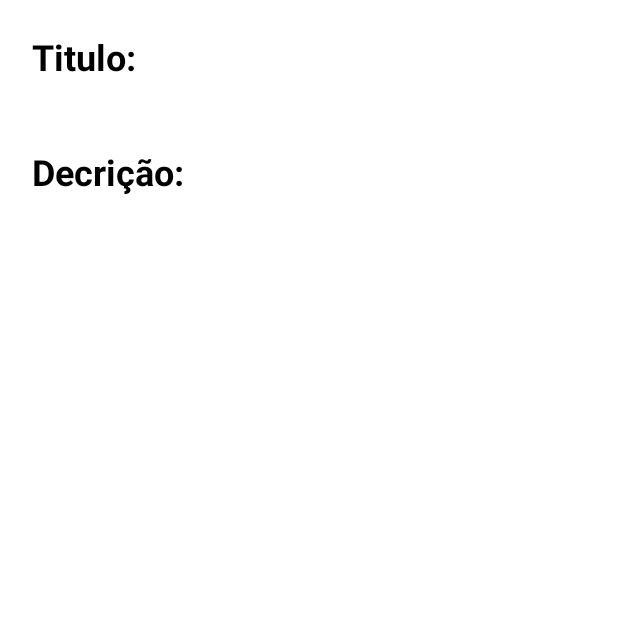
After one commit to lcarlosilva/NyBook, an Android app: the BookDetailsActivity screen opened directly, with no data from a screen before it, on a phone screen of 412 x 824 dp, the top half of it. The commit adds this screen. Run offline under Robolectric (Android 15) with nearby library versions, the phone set to English and light mode, and no system bars.

Commit message:
activity de detalhes

```diff
--- a/app/build.gradle
+++ b/app/build.gradle
@@ -26,8 +26,8 @@ android {
 
 }
 
-ext{
-    square_version="2.6.0"
+ext {
+    square_version = "2.6.0"
 }
 
 dependencies {
--- a/app/src/main/AndroidManifest.xml
+++ b/app/src/main/AndroidManifest.xml
@@ -2,7 +2,7 @@
 <manifest xmlns:android="http://schemas.android.com/apk/res/android"
     package="com.example.nybooks">
 
-    <uses-permission android:name="android.permission.INTERNET"/>
+    <uses-permission android:name="android.permission.INTERNET" />
 
     <application
         android:allowBackup="true"
@@ -11,9 +11,11 @@
         android:roundIcon="@mipmap/ic_launcher_round"
         android:supportsRtl="true"
         android:theme="@style/AppTheme">
+        <activity android:name=".presetation.details.BookDetailsActivity"></activity>
         <activity android:name=".presetation.books.BooksActivity">
             <intent-filter>
                 <action android:name="android.intent.action.MAIN" />
+
                 <category android:name="android.intent.category.LAUNCHER" />
             </intent-filter>
         </activity>
--- a/app/src/main/java/com/example/nybooks/data/model/Book.kt
+++ b/app/src/main/java/com/example/nybooks/data/model/Book.kt
@@ -2,6 +2,6 @@ package com.example.nybooks.data.model
 
 data class Book(
     val title: String,
-    val author: String
-//    val description: String
+    val author: String,
+    val description: String
 )
--- a/app/src/main/java/com/example/nybooks/presetation/books/BooksActivity.kt
+++ b/app/src/main/java/com/example/nybooks/presetation/books/BooksActivity.kt
@@ -7,6 +7,7 @@ import androidx.lifecycle.ViewModelProviders
 import androidx.recyclerview.widget.LinearLayoutManager
 import androidx.recyclerview.widget.RecyclerView
 import com.example.nybooks.R
+import com.example.nybooks.presetation.details.BookDetailsActivity
 import kotlinx.android.synthetic.main.activity_books.*
 
 class BooksActivity : AppCompatActivity() {
@@ -24,7 +25,10 @@ class BooksActivity : AppCompatActivity() {
                 with(recyclerBooks) {
                     layoutManager = LinearLayoutManager(this@BooksActivity, RecyclerView.VERTICAL, false)
                     setHasFixedSize(true)
-                    adapter = BooksAdapter(books)
+                    adapter = BooksAdapter(books) {book ->
+                        val intent = BookDetailsActivity.getIntent(this@BooksActivity, book.title,book.description)
+                        this@BooksActivity.startActivity(intent)
+                    }
                 }
             }
         })
--- a/app/src/main/java/com/example/nybooks/presetation/books/BooksAdapter.kt
+++ b/app/src/main/java/com/example/nybooks/presetation/books/BooksAdapter.kt
@@ -8,11 +8,14 @@ import com.example.nybooks.R
 import com.example.nybooks.data.model.Book
 import kotlinx.android.synthetic.main.item_book.view.*
 
-class BooksAdapter(val books: List<Book>) : RecyclerView.Adapter<BooksAdapter.BooksViewHolder>() {
+class BooksAdapter(
+    val books: List<Book>,
+    val onItemClickListener: ((book: Book) -> Unit)
+) : RecyclerView.Adapter<BooksAdapter.BooksViewHolder>() {
 
     override fun onCreateViewHolder(parent: ViewGroup, viewType: Int): BooksViewHolder {
         val itemView = LayoutInflater.from(parent.context).inflate(R.layout.item_book, parent, false)
-        return BooksViewHolder(itemView)
+        return BooksViewHolder(itemView, onItemClickListener)
     }
 
     override fun getItemCount() = books.count()
@@ -21,7 +24,7 @@ class BooksAdapter(val books: List<Book>) : RecyclerView.Adapter<BooksAdapter.Bo
         viewHolder.bindView(books[position])
     }
 
-    class BooksViewHolder(itemView: View) : RecyclerView.ViewHolder(itemView) {
+    class BooksViewHolder(itemView: View, val onItemClickListener: ((book: Book) -> Unit)) : RecyclerView.ViewHolder(itemView) {
 
         private val title = itemView.textTitle
         private val author = itemView.textAuthor
@@ -29,6 +32,10 @@ class BooksAdapter(val books: List<Book>) : RecyclerView.Adapter<BooksAdapter.Bo
         fun bindView(book: Book) {
             title.text = book.title
             author.text = book.author
+
+            itemView.setOnClickListener {
+                onItemClickListener.invoke(book)
+            }
         }
     }
 }
--- a/app/src/main/java/com/example/nybooks/presetation/books/BooksViewModel.kt
+++ b/app/src/main/java/com/example/nybooks/presetation/books/BooksViewModel.kt
@@ -23,8 +23,8 @@ class BooksViewModel : ViewModel() {
                         for (result in bookBodyResponse.bookResultsResponse) {
                             val book: Book = Book(
                                 title = result.bookDetailsResponse[0].title,
-                                author = result.bookDetailsResponse[0].author
-//                                description = result.bookDetailsResponse[0].description
+                                author = result.bookDetailsResponse[0].author,
+                                description = result.bookDetailsResponse[0].description
                             )
                             listBooks.add(book)
                         }
@@ -32,6 +32,7 @@ class BooksViewModel : ViewModel() {
                     booksLiveData.value = listBooks
                 }
             }
+
             override fun onFailure(call: Call<BookBodyResponse>, t: Throwable) {
                 throw t.fillInStackTrace()
             }
--- /dev/null
+++ b/app/src/main/java/com/example/nybooks/presetation/details/BookDetailsActivity.kt
@@ -0,0 +1,36 @@
+package com.example.nybooks.presetation.details
+
+import android.content.Context
+import android.content.Intent
+import androidx.appcompat.app.AppCompatActivity
+import android.os.Bundle
+import com.example.nybooks.R
+import kotlinx.android.synthetic.main.activity_book_details.*
+import kotlinx.android.synthetic.main.activity_books.*
+
+class BookDetailsActivity : AppCompatActivity() {
+
+    override fun onCreate(savedInstanceState: Bundle?) {
+        super.onCreate(savedInstanceState)
+        setContentView(R.layout.activity_book_details)
+        setSupportActionBar(toolbarMain)
+
+        tv_title.text = intent.getStringExtra(EXTRA_TITLE)
+        tv_description.text = intent.getStringExtra(EXTRA_DESCRIPTION)
+
+    }
+
+    companion object {
+
+        private const val EXTRA_TITLE = "EXTRA_TITLE"
+        private const val EXTRA_DESCRIPTION = "EXTRA_DESCRIPTION"
+
+
+        fun getIntent(context: Context, title: String, description: String): Intent {
+            return Intent(context, BookDetailsActivity::class.java).apply {
+                putExtra("EXTRA_TITLE", title)
+                putExtra("EXTRA_DESCRIPTION", description)
+            }
+        }
+    }
+}
--- /dev/null
+++ b/app/src/main/res/layout/activity_book_details.xml
@@ -0,0 +1,62 @@
+<?xml version="1.0" encoding="utf-8"?>
+<androidx.constraintlayout.widget.ConstraintLayout
+    xmlns:android="http://schemas.android.com/apk/res/android"
+    xmlns:app="http://schemas.android.com/apk/res-auto"
+    xmlns:tools="http://schemas.android.com/tools"
+    android:layout_width="match_parent"
+    android:layout_height="match_parent"
+    android:padding="12dp"
+    tools:context=".presetation.details.BookDetailsActivity">
+
+
+    <TextView
+        android:id="@+id/tv_lbl_title"
+        android:layout_width="wrap_content"
+        android:layout_height="wrap_content"
+        android:layout_marginStart="9dp"
+        android:layout_marginTop="9dp"
+        android:text="@string/lbl_tv_title"
+        android:textColor="#000"
+        android:textSize="24sp"
+        android:textStyle="bold"
+        app:layout_constraintStart_toStartOf="parent"
+        app:layout_constraintTop_toTopOf="parent" />
+
+    <TextView
+        android:id="@+id/tv_title"
+        android:layout_width="wrap_content"
+        android:layout_height="wrap_content"
+        android:layout_marginStart="5dp"
+        android:textColor="#000"
+        android:textSize="25sp"
+        app:layout_constraintStart_toStartOf="@id/tv_lbl_title"
+        app:layout_constraintTop_toBottomOf="@id/tv_lbl_title"
+        tools:text="TEXTO" />
+
+    <TextView
+        android:id="@+id/tv_lbl_description"
+        android:layout_width="wrap_content"
+        android:layout_height="wrap_content"
+        android:layout_marginStart="9dp"
+        android:layout_marginTop="9dp"
+        android:text="@string/lbl_tv_description"
+        android:textColor="#000"
+        android:textSize="24sp"
+        android:textStyle="bold"
+        app:layout_constraintStart_toStartOf="parent"
+        app:layout_constraintTop_toBottomOf="@id/tv_title" />
+
+    <TextView
+        android:id="@+id/tv_description"
+        android:layout_width="match_parent"
+        android:layout_height="wrap_content"
+        android:layout_marginStart="5dp"
+        android:textColor="#000"
+        android:textSize="20sp"
+        android:layout_marginEnd="6dp"
+        app:layout_constraintStart_toStartOf="@id/tv_lbl_description"
+        app:layout_constraintTop_toBottomOf="@id/tv_lbl_description"
+        tools:text="TEXTO" />
+
+
+</androidx.constraintlayout.widget.ConstraintLayout>
--- a/app/src/main/res/values/strings.xml
+++ b/app/src/main/res/values/strings.xml
@@ -1,4 +1,6 @@
 <resources>
     <string name="app_name">NyBooks</string>
     <string name="title_books">Books</string>
+    <string name="lbl_tv_title">Titulo:</string>
+    <string name="lbl_tv_description">Decrição:</string>
 </resources>
```
